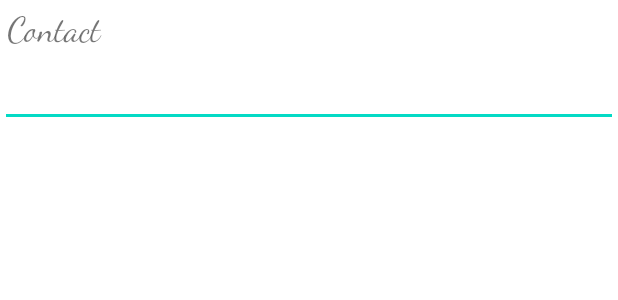
After one commit to jameswsg2214/drivemode, an Android app: the layout activity_contact_list_view.xml on its own in the app's theme, with its tools: preview values and no code run, on a phone screen of 412 x 824 dp. The commit adds this screen. Shown: the top 300 px of the screen. Run offline under Robolectric (Android 15) with nearby library versions, the phone set to English and light mode, and no system bars.

Commit message:
structure and contact log completed

```diff
--- /dev/null
+++ b/app/src/main/java/com/wils/drivingmode/ui/Dummy.kt
@@ -0,0 +1,4 @@
+package com.wils.drivingmode.ui
+
+class Dummy {
+}
--- /dev/null
+++ b/app/src/main/res/layout/activity_contact_list_view.xml
@@ -0,0 +1,54 @@
+<?xml version="1.0" encoding="utf-8"?>
+<androidx.appcompat.widget.LinearLayoutCompat
+
+    xmlns:android="http://schemas.android.com/apk/res/android"
+    android:layout_width="match_parent"
+    xmlns:tools="http://schemas.android.com/tools"
+    android:orientation="vertical"
+    android:layout_height="match_parent"
+    tools:context=".ui.contactList.ui.ContactListViewActivity">
+
+    <androidx.appcompat.widget.AppCompatTextView
+        android:id="@+id/contactName"
+        android:layout_width="match_parent"
+        android:layout_height="wrap_content"
+        android:text="@string/contact"
+        android:padding="5dp"
+        android:textSize="@dimen/heading"
+        android:fontFamily="@font/dancing_script"
+        />
+
+    <androidx.appcompat.widget.AppCompatEditText
+        android:id="@+id/contactSearch"
+        android:layout_width="match_parent"
+        android:layout_height="wrap_content"/>
+
+
+    <androidx.core.widget.NestedScrollView
+        android:layout_width="match_parent"
+        android:visibility="gone"
+        android:layout_height="wrap_content">
+
+        <androidx.appcompat.widget.LinearLayoutCompat
+            android:layout_width="match_parent"
+            android:layout_height="wrap_content"
+            android:orientation="vertical"
+            >
+
+
+            <androidx.recyclerview.widget.RecyclerView
+                android:visibility="gone"
+                android:id="@+id/contactListRecycler"
+                android:layout_width="match_parent"
+                android:layout_height="wrap_content"/>
+
+        </androidx.appcompat.widget.LinearLayoutCompat>
+
+
+
+
+    </androidx.core.widget.NestedScrollView>
+
+
+
+</androidx.appcompat.widget.LinearLayoutCompat>
--- a/app/src/main/res/values/strings.xml
+++ b/app/src/main/res/values/strings.xml
@@ -1,3 +1,4 @@
 <resources>
     <string name="app_name">Driving mode</string>
+    <string name="contact">Contact</string>
 </resources>
```
Also changed, not shown: app/build.gradle (+28 -0 lines), app/src/main/AndroidManifest.xml (+11 -1 lines), app/src/main/java/com/wils/drivingmode/application/ProApplication.kt (added, +17 -0 lines), app/src/main/java/com/wils/drivingmode/roomdb/ContactDao.kt (added, +21 -0 lines), app/src/main/java/com/wils/drivingmode/roomdb/ContactEntity.kt (added, +12 -0 lines), app/src/main/java/com/wils/drivingmode/roomdb/DeviceRoomDb.kt (added, +64 -0 lines), app/src/main/java/com/wils/drivingmode/ui/Dummyctivity.kt (renamed from app/src/main/java/com/wils/drivingmode/MainActivity.kt, +4 -3 lines), app/src/main/java/com/wils/drivingmode/ui/MainActivity.kt (added, +53 -0 lines), app/src/main/java/com/wils/drivingmode/ui/contactList/MobileContactList.kt (added, +8 -0 lines), app/src/main/java/com/wils/drivingmode/ui/contactList/ui/ContactListViewActivity.kt (added, +269 -0 lines), app/src/main/java/com/wils/drivingmode/ui/contactList/viewModel/ContactListRepository.kt (added, +15 -0 lines), app/src/main/java/com/wils/drivingmode/ui/contactList/viewModel/ContactListViewModel.kt (added, +33 -0 lines), app/src/main/res/layout/activity_dummyctivity.xml (added, +9 -0 lines), app/src/main/res/layout/activity_main.xml (+15 -3 lines), 2 more files.
